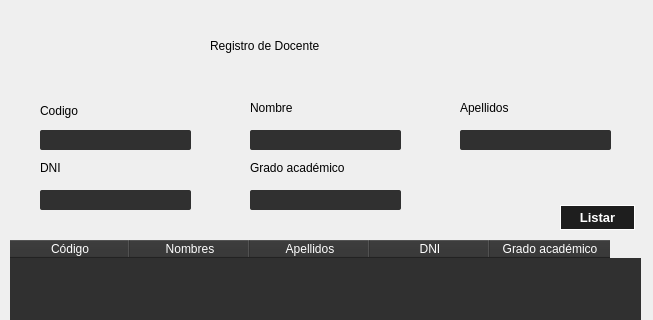
The window that UI/ventanaDocente.ui (KevinValdezVargas/expert-broccoli) describes before a commit, drawn with Qt 5; both pictures show x 0 to 653 and y 0 to 320 of the 653 by 460 pixel window.
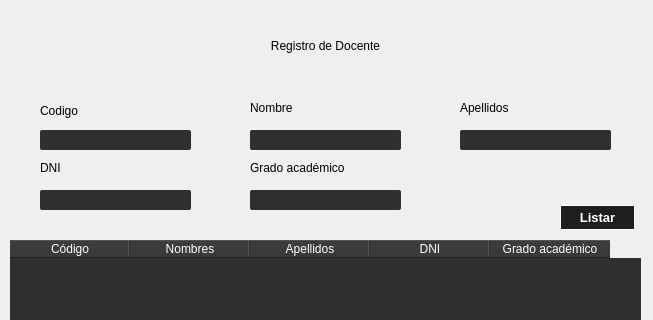
The same window after the commit.

Commit message: Fixed center text on UIs

Diff of the .ui file:
```diff
--- a/UI/ventanaDocente.ui
+++ b/UI/ventanaDocente.ui
@@ -290,9 +290,9 @@
    <widget class="QLabel" name="label">
     <property name="geometry">
      <rect>
-      <x>210</x>
+      <x>0</x>
       <y>30</y>
-      <width>241</width>
+      <width>651</width>
       <height>31</height>
      </rect>
     </property>
@@ -303,6 +303,9 @@
     <property name="text">
      <string>Registro de Docente</string>
     </property>
+    <property name="alignment">
+     <set>Qt::AlignCenter</set>
+    </property>
    </widget>
   </widget>
   <widget class="QMenuBar" name="menubar">
```
The commit also changes 2 other files.
